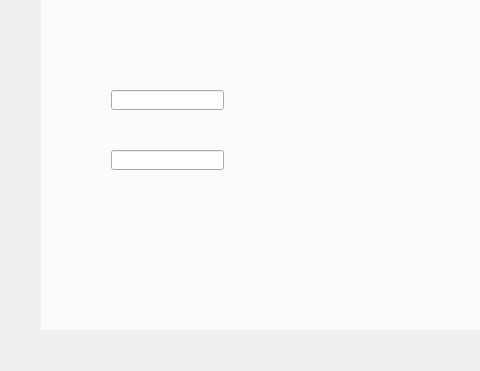
skcjk/situSoftGUI, file framelessWidget.ui: the form before one commit; both pictures show x 0 to 480 and y 91 to 462 of the 579 by 462 pixel window.
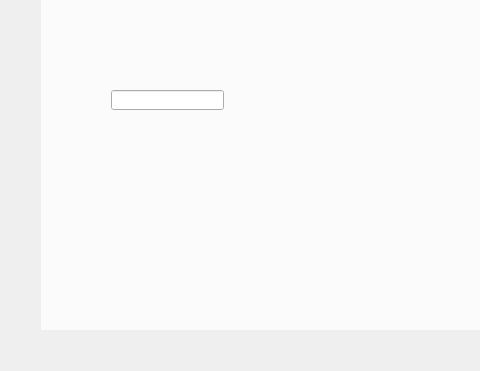
The form after the commit. Custom widgets are drawn as their Qt base class.

What changed in the file:
```diff
--- a/framelessWidget.ui
+++ b/framelessWidget.ui
@@ -211,16 +211,6 @@
                 </rect>
                </property>
               </widget>
-              <widget class="QtMaterialAutoComplete" name="lineEdit_2">
-               <property name="geometry">
-                <rect>
-                 <x>70</x>
-                 <y>170</y>
-                 <width>113</width>
-                 <height>20</height>
-                </rect>
-               </property>
-              </widget>
              </widget>
             </item>
            </layout>
```
Left out of the diff: 6 changed lines with no effect on the pictures.
